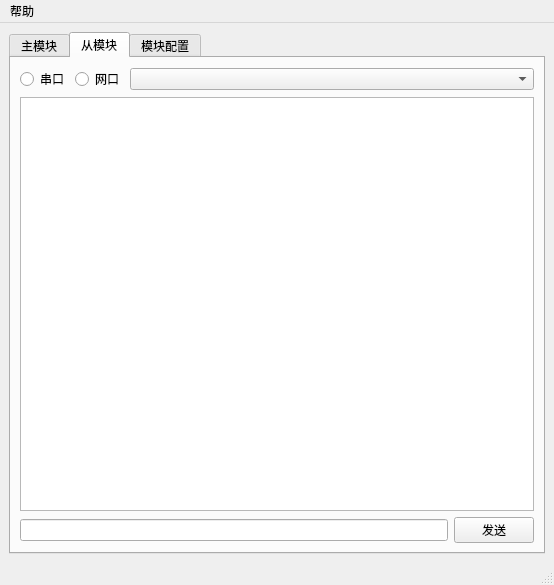
First picture: the form in radio_tools/pc/PCTools.ui, repository yougukepp/openwrt, before the edit.
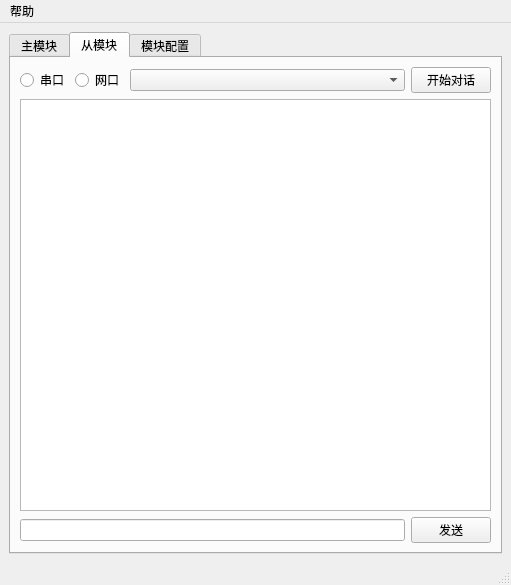
Second picture: the form after the edit. The open tabs and pages were chosen to show the change.

The edit to the form file:
```diff
--- a/radio_tools/pc/PCTools.ui
+++ b/radio_tools/pc/PCTools.ui
@@ -6,8 +6,8 @@
    <rect>
     <x>0</x>
     <y>0</y>
-    <width>554</width>
-    <height>539</height>
+    <width>511</width>
+    <height>547</height>
    </rect>
   </property>
   <property name="windowTitle">
@@ -76,9 +76,7 @@
        <attribute name="title">
         <string>从模块</string>
        </attribute>
-       <layout class="QHBoxLayout" name="horizontalLayout_6">
-        <item>
-         <layout class="QVBoxLayout" name="verticalLayout_3">
+       <layout class="QVBoxLayout" name="verticalLayout_2">
           <item>
            <layout class="QHBoxLayout" name="horizontalLayout_4">
             <item>
@@ -105,6 +103,13 @@
               </property>
              </widget>
             </item>
+          <item>
+           <widget class="QPushButton" name="pushButtonFollowerTalk">
+            <property name="text">
+             <string>开始对话</string>
+            </property>
+           </widget>
+          </item>
            </layout>
           </item>
           <item>
@@ -125,8 +130,6 @@
            </layout>
           </item>
          </layout>
-        </item>
-       </layout>
       </widget>
       <widget class="QWidget" name="tabConfig">
        <attribute name="title">
@@ -562,8 +565,8 @@
     <rect>
      <x>0</x>
      <y>0</y>
-     <width>554</width>
-     <height>19</height>
+     <width>511</width>
+     <height>23</height>
     </rect>
    </property>
    <widget class="QMenu" name="menuAsdfsdaf">
```
Left out of the diff: 2 changed lines with no effect on the pictures. Lines whose indentation alone changed are shown as unchanged.
